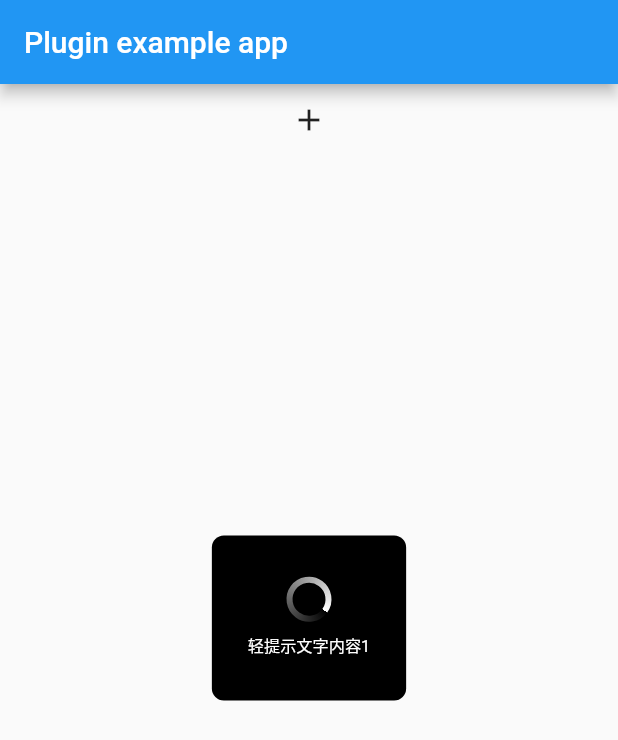
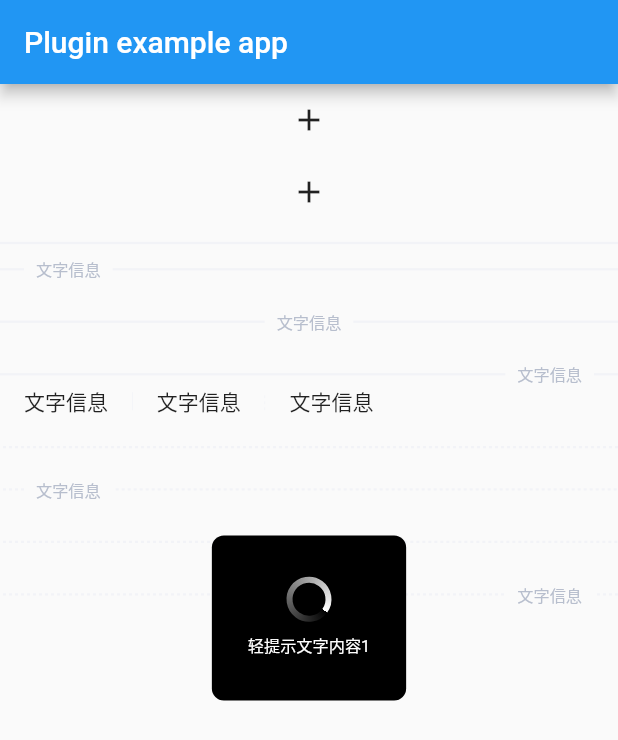
Before and after one commit to ZhouC125/drs_ui_kit, a Flutter app: the screen it shows after launch, after a tap on the "add" icon, on a phone screen of 412 x 824 dp. Shown: the top 740 px of the screen. Run offline on Flutter 3.47's test engine with Material 2 defaults, Android fonts, the phone set to English and light mode, and no system bars.

Commit message:
添加divider组件

```diff
--- a/example/lib/main.dart
+++ b/example/lib/main.dart
@@ -51,6 +51,113 @@ class _AppState extends State<App> {
                   IconButton(onPressed: (){
                     DrsToast.showLoading(text:'轻提示文字内容1', context: context);
                   }, icon: Icon(Icons.add)),
+
+                  IconButton(onPressed: (){
+                    showGeneralDialog(
+                      context: context,
+                      pageBuilder: (BuildContext buildContext, Animation<double> animation,
+                          Animation<double> secondaryAnimation) {
+                        return DrsAlertDialog(
+                          title: "对话框标题",
+                          content: "告知当前状态、信息和解决方法，等内容。描述尽可能控制在三行内。",
+                        );
+                      },
+                    );
+                  }, icon: Icon(Icons.add)),
+                  SizedBox(
+                    height: 20,
+                    child: Container(
+                      alignment: Alignment.center,
+                      child: const DrsDivider(),
+                    ),
+                  ),
+                  Column(
+                    children: const [
+                      DrsDivider(
+                        text: '文字信息',
+                        alignment: TextAlignment.left,
+                      ),
+                      SizedBox(
+                        height: 20,
+                      ),
+                      DrsDivider(
+                        text: '文字信息',
+                        alignment: TextAlignment.center,
+                      ),
+                      SizedBox(
+                        height: 20,
+                      ),
+                      DrsDivider(
+                        text: '文字信息',
+                        alignment: TextAlignment.right,
+                      ),
+                    ],
+                  ),
+                  Container(
+                    alignment: Alignment.centerLeft,
+                    child: Row(
+                      mainAxisSize: MainAxisSize.min,
+                      mainAxisAlignment: MainAxisAlignment.start,
+                      children: [
+                        const SizedBox(
+                          width: 16,
+                        ),
+                        Text(
+                          '文字信息',
+                        ),
+                        const DrsDivider(
+                          width: 0.5,
+                          height: 12,
+                          margin: EdgeInsets.only(left: 16, right: 16),
+                        ),
+                        Text('文字信息',),
+                        const DrsDivider(
+                          width: 0.5,
+                          height: 12,
+                          margin: EdgeInsets.only(left: 16, right: 16),
+                          isDashed: true,
+                          direction: Axis.vertical,
+                        ),
+                        Text('文字信息'),
+                      ],
+                    ),
+
+                  ),
+                  Column(
+                    children:  [
+                      SizedBox(
+                        height: 20,
+                      ),
+                      DrsDivider(
+                        isDashed: true,
+                      ),
+                      SizedBox(
+                        height: 20,
+                      ),
+                      DrsDivider(
+                        text: '文字信息',
+                        alignment: TextAlignment.left,
+                        isDashed: true,
+                      ),
+                      SizedBox(
+                        height: 20,
+                      ),
+                      DrsDivider(
+                        text: '文字信息',
+                        alignment: TextAlignment.center,
+                        isDashed: true,
+                      ),
+                      SizedBox(
+                        height: 20,
+                      ),
+                      DrsDivider(
+                        text: '文字信息',
+                        alignment: TextAlignment.right,
+                        isDashed: true,
+                      ),
+                    ],
+                  )
+
                 ],
               ),
 
--- /dev/null
+++ b/lib/component/divider/dashed_widget.dart
@@ -0,0 +1,134 @@
+import 'dart:math';
+
+import 'package:flutter/material.dart';
+
+/// 虚线控件
+class DashedWidget extends StatelessWidget {
+  const DashedWidget({
+    Key? key,
+    this.color = Colors.black,
+    this.gap = 2,
+    this.solidLength = 2,
+    this.width,
+    this.height,
+    this.direction = Axis.horizontal,
+  }) : super(key: key);
+
+  final Color color;
+  final double gap;
+  final double solidLength;
+  final double? width;
+  final double? height;
+  final Axis direction;
+
+  @override
+  Widget build(BuildContext context) {
+    if (direction == Axis.horizontal) {
+      return SizedBox(
+        width: width ?? MediaQuery.of(context).size.width,
+        height: height,
+        child: CustomPaint(
+          painter: DashedPainter(
+              color: color,
+              strokeWidth: height ?? 1,
+              direction: direction),
+        ),
+      );
+    } else {
+      return SizedBox(
+        width: width,
+        height: height ?? MediaQuery.of(context).size.height,
+        child: CustomPaint(
+          painter: DashedPainter(
+              color: color, strokeWidth: width ?? 1, direction: direction),
+        ),
+      );
+    }
+  }
+}
+
+/// 绘制虚线自定义控件
+class DashedPainter extends CustomPainter {
+  DashedPainter(
+      {this.color = Colors.black,
+      this.strokeWidth = 1,
+      this.gap = 2,
+      this.solidLength = 2,
+      this.direction = Axis.horizontal});
+
+  final Color color;
+  final double strokeWidth;
+  final double gap;
+  final double solidLength;
+  final Axis direction;
+
+  @override
+  void paint(Canvas canvas, Size size) {
+    var paint = Paint()
+      ..color = color
+      ..style = PaintingStyle.stroke
+      ..strokeWidth = strokeWidth;
+    var start = const Offset(0, 0);
+    Offset end;
+    if (direction == Axis.horizontal) {
+      end = Offset(size.width, 0);
+    } else {
+      // 不能为0，防止除0错误
+      end = Offset(0.00001, size.height);
+    }
+    var path = getDashedPath(start, end);
+
+    canvas.drawPath(path, paint);
+  }
+
+  Path getDashedPath(Offset start, Offset end) {
+    var size = Size(end.dx - start.dx, end.dy - start.dy);
+    var path = Path();
+    path.moveTo(start.dx, start.dy);
+    var shouldDraw = true;
+    var currentOffset = Offset(start.dx, start.dy);
+
+    var radians = atan(size.height / size.width);
+
+    var gapDx =
+        cos(radians) * gap < 0 ? cos(radians) * gap * -1 : cos(radians) * gap;
+
+    var gapDy =
+        sin(radians) * gap < 0 ? sin(radians) * gap * -1 : sin(radians) * gap;
+
+    var solidDx = cos(radians) * solidLength < 0
+        ? cos(radians) * solidLength * -1
+        : cos(radians) * solidLength;
+
+    var solidDy = sin(radians) * solidLength < 0
+        ? sin(radians) * solidLength * -1
+        : sin(radians) * solidLength;
+
+    double getDx() {
+      return shouldDraw ? solidDx : gapDx;
+    }
+
+    double getDy() {
+      return shouldDraw ? solidDy : gapDy;
+    }
+
+    while (currentOffset.dx <= end.dx && currentOffset.dy <= end.dy) {
+      shouldDraw
+          ? path.lineTo(
+              currentOffset.dx.toDouble(), currentOffset.dy.toDouble())
+          : path.moveTo(
+              currentOffset.dx.toDouble(), currentOffset.dy.toDouble());
+      currentOffset = Offset(
+        currentOffset.dx + getDx(),
+        currentOffset.dy + getDy(),
+      );
+      shouldDraw = !shouldDraw;
+    }
+    return path;
+  }
+
+  @override
+  bool shouldRepaint(covariant CustomPainter oldDelegate) {
+    return oldDelegate != this;
+  }
+}
--- /dev/null
+++ b/lib/component/divider/drs_divider.dart
@@ -0,0 +1,204 @@
+import 'package:drs_ui_kit/drs_ui_kit.dart';
+import 'package:flutter/material.dart';
+import 'dashed_widget.dart';
+
+enum TextAlignment {
+  left,
+  center,
+  right
+}
+
+/// 分割线
+class DrsDivider extends StatelessWidget {
+  const DrsDivider({
+    Key? key,
+    this.color = lineColor,
+    this.margin,
+    this.width,
+    this.height = 1.5,
+    this.text,
+    this.widget,
+    this.gapPadding,
+    this.hideLine = false,
+    this.isDashed = false,
+    this.alignment = TextAlignment.center,
+    this.direction = Axis.horizontal,
+  }) : super(key: key);
+
+  /// 线条颜色
+  final Color color;
+
+  /// 文字位置
+  final TextAlignment alignment;
+
+  /// 外部填充
+  final EdgeInsetsGeometry? margin;
+
+  /// 线条和中间文本之间的填充
+  final EdgeInsetsGeometry? gapPadding;
+
+  /// 宽度，需要竖向线条时使用
+  final double? width;
+
+  /// 高度，横向线条使用
+  final double height;
+
+  /// 文本字符串，使用默认样式
+  final String? text;
+
+  /// 中间控件，可自定义样式
+  final Widget? widget;
+
+  /// 隐藏线条，使用纯文本分割
+  final bool hideLine;
+
+  /// 是否为虚线
+  final bool isDashed;
+
+  /// 方向,竖直虚线必须传
+  final Axis direction;
+
+  @override
+  Widget build(BuildContext context) {
+    // 普通直线
+    if (widget == null && text == null) {
+      return _buildLine(context,
+          width: width, height: height, margin: margin, color: color);
+    }
+
+    // 隐藏线条，纯文本分割
+    if (hideLine) {
+      return Container(
+        width: width,
+        height: height,
+        margin: margin,
+        child: _buildMiddleWidget(context),
+      );
+    }
+
+    // 文本+线条
+    return _buildDivider(context, alignment);
+  }
+
+  Widget _buildDivider(BuildContext context, TextAlignment alignment) {
+    switch(alignment) {
+      case TextAlignment.left:
+        return Container(
+          width: width,
+          margin: margin,
+          child: Row(
+            crossAxisAlignment: CrossAxisAlignment.center,
+            children: [
+              _buildLine(
+                context,
+                width: 16,
+                height: height ,
+                color: color ,
+              ),
+              Padding(
+                  padding: gapPadding ?? const EdgeInsets.only(left: 8, right: 8),
+                  child: _buildMiddleWidget(context)),
+              Expanded(
+                  child: Center(
+                      child: _buildLine(
+                        context,
+                        height: height ,
+                        color: color ,
+                      ))),
+            ],
+          ),
+        );
+      case TextAlignment.center:
+        return Container(
+          width: width,
+          margin: margin,
+          child: Row(
+            crossAxisAlignment: CrossAxisAlignment.center,
+            children: [
+              Expanded(
+                  child: Center(
+                    child: _buildLine(
+                      context,
+                      height: height ,
+                      color: color ,
+                    ),
+                  )),
+              Padding(
+                  padding: gapPadding ?? const EdgeInsets.only(left: 8, right: 8),
+                  child: _buildMiddleWidget(context)),
+              Expanded(
+                  child: Center(
+                      child: _buildLine(
+                        context,
+                        height: height ,
+                        color: color ,
+                      ))),
+            ],
+          ),
+        );
+      case TextAlignment.right:
+        return Container(
+          width: width,
+          margin: margin,
+          child: Row(
+            crossAxisAlignment: CrossAxisAlignment.center,
+            children: [
+              Expanded(
+                  child: Center(
+                    child: _buildLine(
+                      context,
+                      height: height ,
+                      color: color ,
+                    ),
+                  )),
+              Padding(
+                  padding: gapPadding ?? const EdgeInsets.only(left: 8, right: 8),
+                  child: _buildMiddleWidget(context)),
+              _buildLine(
+                context,
+                width: 16,
+                height: height ,
+                color: color ,
+              ),
+            ],
+          ),
+        );
+    }
+  }
+
+  /// 绘制线条
+  Container _buildLine(BuildContext context,
+      {double? width,
+      required double height,
+      EdgeInsetsGeometry? margin,
+      required Color color}) {
+    if (isDashed) {
+      return Container(
+        width: width,
+        margin: margin,
+        child: DashedWidget(
+          width: width,
+          height: height,
+          color: color ,
+          direction: direction,
+        ),
+      );
+    } else {
+      return Container(
+        width: width,
+        height: height,
+        margin: margin,
+        color: color,
+      );
+    }
+  }
+
+  /// 构建中间控件
+  Widget _buildMiddleWidget(BuildContext context) {
+    return widget ??
+        Text(
+          text ?? '-',
+          style: $styles.text.subTitle,
+        );
+  }
+}
--- a/lib/drs_ui_kit.dart
+++ b/lib/drs_ui_kit.dart
@@ -7,5 +7,7 @@ export 'styles/drs_colors.dart';
 export 'utils/context_extensions.dart';
 export 'component/toast/drs_toast.dart';
 export 'styles/styles.dart';
+export 'component/divider/drs_divider.dart';
+export 'component/dialog/drs_dialog.dart';
 
 AppStyle get $styles => AppStyle();
```
